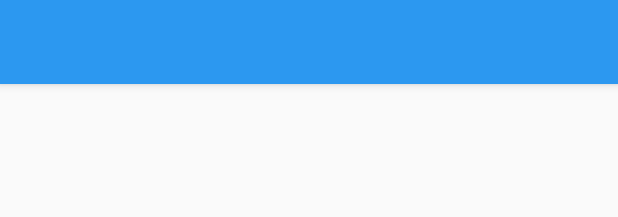
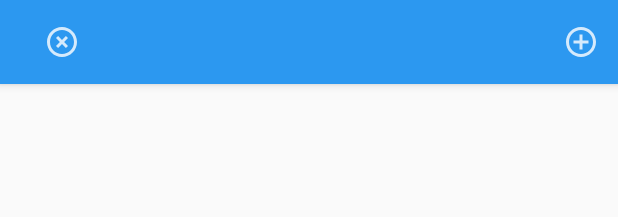
Before and after one commit to SystemPLA/LabM1, an Android app: the layout activity_main.xml on its own in the app's theme, with its tools: preview values and no code run, on a phone screen of 412 x 824 dp. Shown: the top 217 px of the screen. Run offline under Robolectric (Android 15) with nearby library versions, the phone set to English and light mode, and no system bars.

Commit message:
top buttons setted

```diff
--- a/lab_m1/app/src/main/java/ru/systempla/lab_m_1/mvp/view/MainActivity.java
+++ b/lab_m1/app/src/main/java/ru/systempla/lab_m_1/mvp/view/MainActivity.java
@@ -80,7 +80,9 @@ public class MainActivity extends MvpAppCompatActivity implements MainView, Bott
 
     @Override
     public void init() {
+        toolbar.setContentInsetsAbsolute(0, 0);
         setSupportActionBar(toolbar);
+        getSupportActionBar().setTitle("");
         bottomNavigationView.getMenu().getItem(0).setChecked(true);
         bottomNavigationView.setOnNavigationItemSelectedListener(this);
     }
--- /dev/null
+++ b/lab_m1/app/src/main/res/drawable-anydpi/ic_add.xml
@@ -0,0 +1,11 @@
+<vector xmlns:android="http://schemas.android.com/apk/res/android"
+    android:width="24dp"
+    android:height="24dp"
+    android:viewportWidth="24"
+    android:viewportHeight="24"
+    android:tint="#FFFFFF"
+    android:alpha="0.8">
+    <path
+        android:fillColor="#FF000000"
+        android:pathData="M13,7h-2v4L7,11v2h4v4h2v-4h4v-2h-4L13,7zM12,2C6.48,2 2,6.48 2,12s4.48,10 10,10 10,-4.48 10,-10S17.52,2 12,2zM12,20c-4.41,0 -8,-3.59 -8,-8s3.59,-8 8,-8 8,3.59 8,8 -3.59,8 -8,8z"/>
+</vector>
--- /dev/null
+++ b/lab_m1/app/src/main/res/drawable-anydpi/ic_clear.xml
@@ -0,0 +1,11 @@
+<vector xmlns:android="http://schemas.android.com/apk/res/android"
+    android:width="24dp"
+    android:height="24dp"
+    android:viewportWidth="24"
+    android:viewportHeight="24"
+    android:tint="#FFFFFF"
+    android:alpha="0.8">
+    <path
+        android:fillColor="#FF000000"
+        android:pathData="M14.59,8L12,10.59 9.41,8 8,9.41 10.59,12 8,14.59 9.41,16 12,13.41 14.59,16 16,14.59 13.41,12 16,9.41 14.59,8zM12,2C6.47,2 2,6.47 2,12s4.47,10 10,10 10,-4.47 10,-10S17.53,2 12,2zM12,20c-4.41,0 -8,-3.59 -8,-8s3.59,-8 8,-8 8,3.59 8,8 -3.59,8 -8,8z"/>
+</vector>
--- a/lab_m1/app/src/main/res/layout/activity_main.xml
+++ b/lab_m1/app/src/main/res/layout/activity_main.xml
@@ -20,8 +20,39 @@
             android:id="@+id/toolbar"
             android:layout_width="match_parent"
             android:layout_height="?attr/actionBarSize"
+            android:layout_gravity="center_horizontal"
             android:background="@color/colorPrimary"
-            app:popupTheme="@style/AppTheme.PopupOverlay" />
+            app:popupTheme="@style/AppTheme.PopupOverlay">
+
+            <ImageButton
+                android:id="@+id/clear_button"
+                android:layout_width="50sp"
+                android:layout_height="match_parent"
+                android:layout_gravity="start"
+                android:layout_marginStart="0dp"
+                android:background="?android:selectableItemBackground"
+                android:src="@drawable/ic_clear" />
+
+            <TextView
+                android:id="@+id/toolbar_title"
+                android:layout_width="wrap_content"
+                android:layout_height="wrap_content"
+                android:layout_gravity="center_horizontal"
+                android:fontFamily="sans-serif-medium"
+                android:textColor="@android:color/white"
+                android:textSize="20sp" />
+
+            <ImageButton
+                android:id="@+id/add_button"
+                android:layout_width="50sp"
+                android:layout_height="match_parent"
+                android:layout_gravity="end"
+                android:layout_marginEnd="0dp"
+                android:background="?android:selectableItemBackground"
+                android:src="@drawable/ic_add"/>
+
+        </androidx.appcompat.widget.Toolbar>
+
 
     </com.google.android.material.appbar.AppBarLayout>
 
@@ -31,8 +62,9 @@
         android:layout_height="0dp"
         app:layout_constraintBottom_toTopOf="@+id/navigation"
         app:layout_constraintEnd_toEndOf="parent"
+        app:layout_constraintHorizontal_bias="0.0"
         app:layout_constraintStart_toStartOf="parent"
-        app:layout_constraintTop_toBottomOf="@+id/toolbar_layout"/>
+        app:layout_constraintTop_toBottomOf="@+id/toolbar_layout" />
 
     <com.google.android.material.bottomnavigation.BottomNavigationView
         android:id="@+id/navigation"
```
Also changed, not shown: lab_m1/app/src/main/java/ru/systempla/lab_m_1/mvp/presenter/ChartsPresenter.java (+10 -2 lines), lab_m1/app/src/main/java/ru/systempla/lab_m_1/mvp/view/fragments/ChartsFragment.java (+26 -12 lines), lab_m1/app/src/main/java/ru/systempla/lab_m_1/mvp/view/fragments/MarketsFragment.java (+7 -1 lines), lab_m1/app/src/main/java/ru/systempla/lab_m_1/mvp/view/fragments/PortfolioFragment.java (+8 -1 lines), lab_m1/app/src/main/res/drawable-hdpi/ic_add.png (added), lab_m1/app/src/main/res/drawable-hdpi/ic_clear.png (added), lab_m1/app/src/main/res/drawable-mdpi/ic_add.png (added), lab_m1/app/src/main/res/drawable-mdpi/ic_clear.png (added), lab_m1/app/src/main/res/drawable-xhdpi/ic_add.png (added), lab_m1/app/src/main/res/drawable-xhdpi/ic_clear.png (added), lab_m1/app/src/main/res/drawable-xxhdpi/ic_add.png (added), lab_m1/app/src/main/res/drawable-xxhdpi/ic_clear.png (added).
